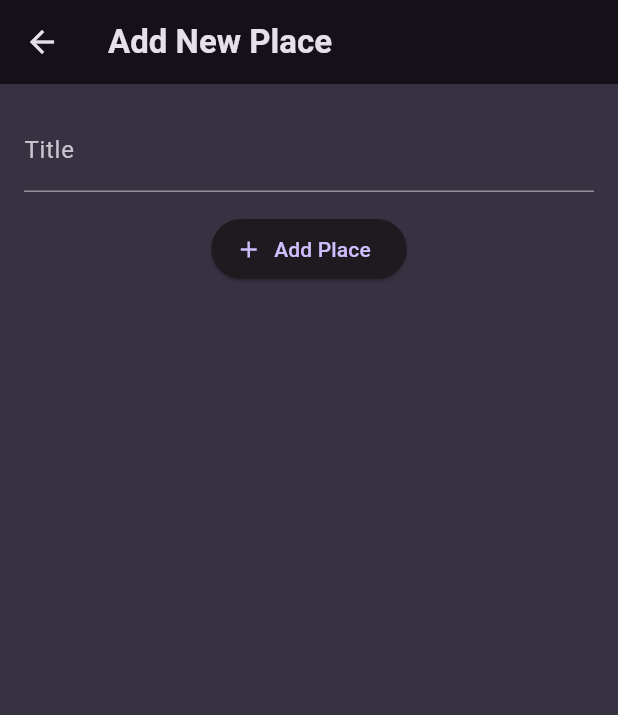
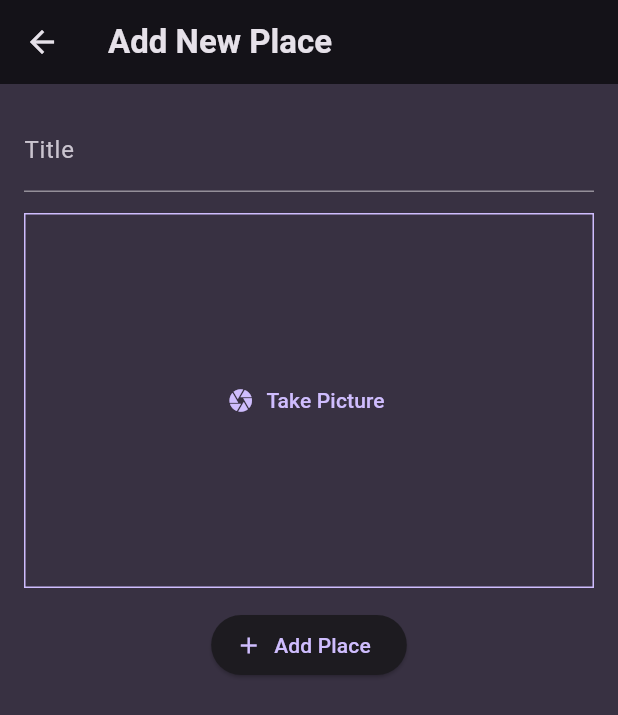
Before and after one commit to taftaabqary/favorite_places, a Flutter app: the screen it shows after launch, after a tap on the "add" icon, on a phone screen of 412 x 824 dp. Shown: the top 715 px of the screen. Run offline on Flutter 3.47's test engine with Material 3 defaults, Android fonts, the phone set to English and light mode, and no system bars; our stand-ins replace flutter_riverpod, google_fonts, image_picker.

Commit message:
Add Native feature (Camera) - Adding a "Pick Image" input - Installing the image picker package - Using device camera for taking picture - Previewing the pciked image

```diff
--- a/lib/models/place.dart
+++ b/lib/models/place.dart
@@ -1,10 +1,13 @@
+import 'dart:io';
+
 import 'package:uuid/uuid.dart';
 
 const uuid = Uuid();
 
 class Place {
-  Place({required this.title}) : id = uuid.v4();
+  Place({required this.title, required this.image}) : id = uuid.v4();
 
   final String id;
   final String title;
+  final File image;
 }
--- a/lib/provider/provider_favorite_place.dart
+++ b/lib/provider/provider_favorite_place.dart
@@ -1,10 +1,13 @@
+import 'dart:io';
+
 import 'package:favorite_places/models/place.dart';
 import 'package:flutter_riverpod/flutter_riverpod.dart';
 
 class FavoritePlaceNotifier extends StateNotifier<List<Place>> {
   FavoritePlaceNotifier() : super(const []);
 
-  void addNewPlace(Place place) {
+  void addNewPlace(String title, File image) {
+    final place = Place(title: title, image: image);
     state = [...state, place];
   }
 
--- a/lib/screen/favorite_add_screen.dart
+++ b/lib/screen/favorite_add_screen.dart
@@ -1,5 +1,8 @@
+import 'dart:io';
+
 import 'package:favorite_places/models/place.dart';
 import 'package:favorite_places/provider/provider_favorite_place.dart';
+import 'package:favorite_places/widgets/image_picker.dart';
 import 'package:flutter/material.dart';
 import 'package:flutter_riverpod/flutter_riverpod.dart';
 
@@ -14,16 +17,18 @@ class FavoriteAddScreen extends ConsumerStatefulWidget {
 
 class _FavoriteAddScreenState extends ConsumerState<FavoriteAddScreen> {
   final _titleController = TextEditingController();
+  File? _selectedImage;
 
   void _savePlace() {
     final titleValue = _titleController.text;
 
-    if(titleValue.isEmpty || titleValue == " ") {
+    if(titleValue.isEmpty || titleValue == " " || _selectedImage == null) {
       return ;
     }
 
     ref.read(favoritePlaceProvider.notifier).addNewPlace(
-      Place(title: _titleController.text)
+      titleValue,
+      _selectedImage!
     );
     Navigator.of(context).pop();
   }
@@ -50,6 +55,13 @@ class _FavoriteAddScreenState extends ConsumerState<FavoriteAddScreen> {
                 decoration: const InputDecoration(label: Text('Title')),
                 style: TextStyle(color: Theme.of(context).colorScheme.onBackground),
               ),
+              // ImagePicker
+              const SizedBox(height: 14),
+              ImagePickerWidget(
+                onSelectedImage: (image) {
+                  _selectedImage = image;
+                },
+              ),
               const SizedBox(height: 14),
               ElevatedButton.icon(
                   onPressed: _savePlace,
--- a/lib/screen/favorite_place_screen.dart
+++ b/lib/screen/favorite_place_screen.dart
@@ -24,7 +24,12 @@ class FavoritePlaceScreen extends ConsumerWidget {
           )
         ],
       ),
-      body: PlaceItem(places: favoritePlaces)
+      body: Padding(
+        padding: const EdgeInsets.all(8),
+        child: PlaceItem(
+            places: favoritePlaces
+        ),
+      )
     );
   }
 }
--- /dev/null
+++ b/lib/widgets/image_picker.dart
@@ -0,0 +1,60 @@
+import 'dart:io';
+import 'package:flutter/material.dart';
+import 'package:image_picker/image_picker.dart';
+
+class ImagePickerWidget extends StatefulWidget {
+  const ImagePickerWidget({super.key, required this.onSelectedImage});
+
+  final void Function(File) onSelectedImage;
+
+  @override
+  State<ImagePickerWidget> createState() => _ImagePickerWidgetState();
+}
+
+class _ImagePickerWidgetState extends State<ImagePickerWidget> {
+  File? _selectedImage;
+
+  void _takePicture() async {
+    var image = await ImagePicker().pickImage(source: ImageSource.camera, maxWidth: 600, preferredCameraDevice: CameraDevice.front);
+
+    if(image == null) {
+      return;
+    }
+
+    setState(() {
+      _selectedImage = File(image.path);
+      widget.onSelectedImage(_selectedImage!);
+    });
+  }
+
+  @override
+  Widget build(BuildContext context) {
+    Widget content = TextButton.icon(
+      onPressed: _takePicture,
+      label: const Text('Take Picture'),
+      icon: const Icon(Icons.camera),
+    );
+
+    if(_selectedImage != null) {
+      content = GestureDetector(
+        onTap: _takePicture,
+        child: Image.file(
+          _selectedImage!,
+          width: double.infinity,
+          height: double.infinity,
+          fit: BoxFit.cover,
+        ),
+      );
+    }
+
+    return Container(
+      alignment: AlignmentDirectional.center,
+      decoration: BoxDecoration(
+        border: Border.all(width: 1, color: Theme.of(context).colorScheme.primary)
+      ),
+      height: 250,
+      width: double.infinity,
+      child: content,
+    );
+  }
+}
--- a/pubspec.yaml
+++ b/pubspec.yaml
@@ -38,6 +38,7 @@ dependencies:
   google_fonts: ^6.1.0
   flutter_riverpod: ^2.4.10
   uuid: ^4.3.3
+  image_picker: ^1.0.7
 
 dev_dependencies:
   flutter_test:
```
Also changed, not shown: lib/screen/favorite_detail_screen.dart (+14 -9 lines), lib/widgets/place_item.dart (+7 -1 lines), pubspec.lock.
